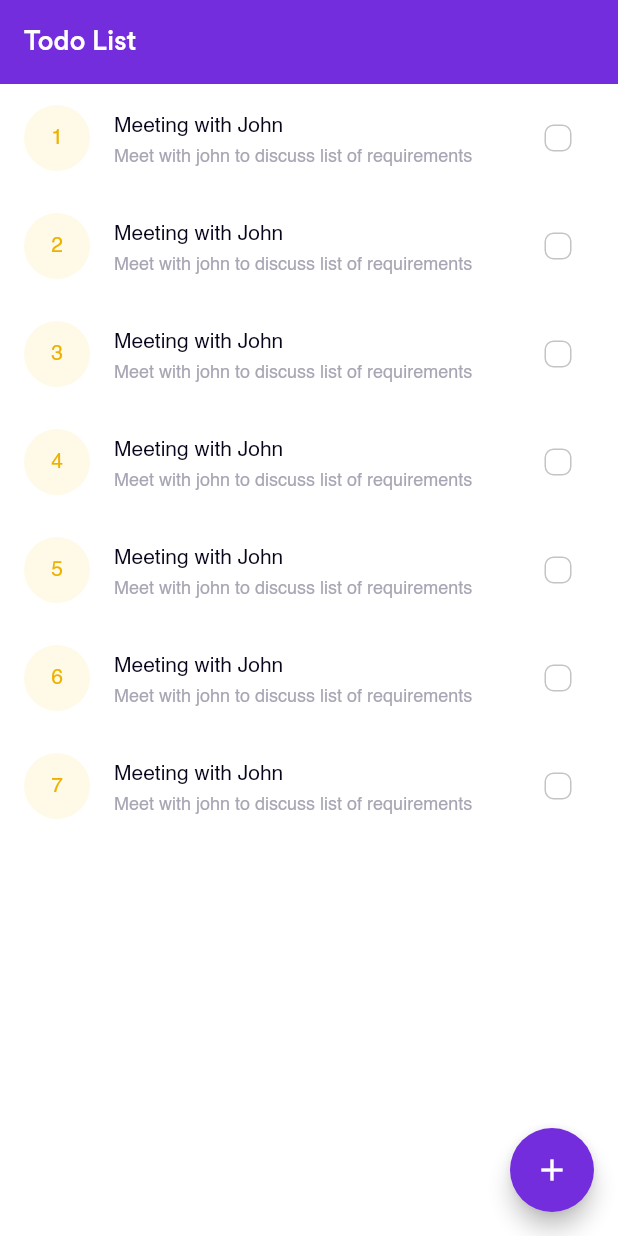
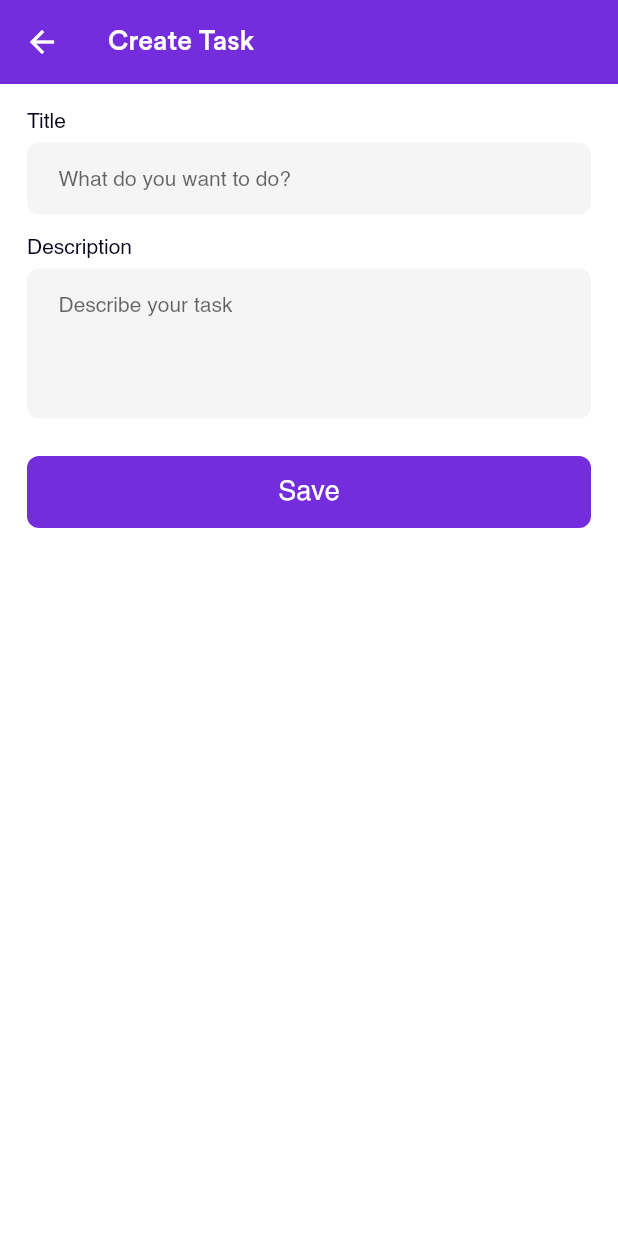
Before and after one commit to Aduraline/JoovlinCodingInterview, a Flutter app: the screen it shows after launch, after a tap on the "add" icon, on a phone screen of 412 x 824 dp. Run offline on Flutter 3.47's test engine with Material 2 defaults, Android fonts, the phone set to English and light mode, and no system bars; our stand-ins replace flutter_svg, graphql_flutter.

Commit message:
chore: added create_task_screen

```diff
--- a/lib/main.dart
+++ b/lib/main.dart
@@ -2,6 +2,7 @@ import 'package:flutter/material.dart';
 import 'package:flutter/services.dart';
 import 'package:graphql_flutter/graphql_flutter.dart';
 import 'package:todo/util/constant.dart';
+import 'package:todo/view/create_task_screen.dart';
 import 'package:todo/view/home_screen.dart';
 
 void main() async {
@@ -57,6 +58,7 @@ class _MyAppState extends State<MyApp> {
           initialRoute: HomeActivity.id,
           routes: {
             HomeActivity.id: (context) => const HomeActivity(),
+            CreateTaskActivity.id: (context) => const CreateTaskActivity(),
           },
         ));
   }
--- /dev/null
+++ b/lib/view/create_task_screen.dart
@@ -0,0 +1,142 @@
+import 'package:flutter/cupertino.dart';
+import 'package:flutter/material.dart';
+import 'package:flutter/painting.dart';
+import 'package:flutter_svg/flutter_svg.dart';
+import 'package:todo/util/constant.dart';
+import 'package:todo/view/widget/button.dart';
+
+class CreateTaskActivity extends StatefulWidget {
+  static const String id = 'CreateTaskActivity';
+  const CreateTaskActivity({Key? key}) : super(key: key);
+
+  @override
+  CreateTaskActivityState createState() => CreateTaskActivityState();
+}
+
+class CreateTaskActivityState extends State<CreateTaskActivity> {
+  TextEditingController titleController = TextEditingController();
+  TextEditingController descController = TextEditingController();
+
+  @override
+  void initState() {
+    super.initState();
+  }
+
+  @override
+  Widget build(BuildContext context) {
+    final double sWidth = MediaQuery.of(context).size.width - 36;
+
+    return Scaffold(
+      backgroundColor: Colors.white,
+      // extendBody: true,
+      body: CustomScrollView(
+        slivers: [
+          const SliverAppBar(
+            pinned: true,
+            automaticallyImplyLeading: true,
+            title: Text('Create Task',
+                style: TextStyle(
+                    fontSize: 18.0,
+                    fontWeight: FontWeight.w400,
+                    fontFamily: 'CircularStd')),
+            backgroundColor: colorPurple,
+          ),
+          SliverPadding(
+              padding:
+                  const EdgeInsets.symmetric(horizontal: 18.0, vertical: 18.0),
+              sliver: SliverList(
+                  delegate: SliverChildListDelegate([
+                const Text("Title",
+                    style: TextStyle(
+                        color: colorDeepGray,
+                        fontSize: 14.0,
+                        fontWeight: FontWeight.w400)),
+                const SizedBox(height: 7),
+                Container(
+                    height: 48.0,
+                    width: sWidth,
+                    decoration: BoxDecoration(
+                      color: colorLighterGray,
+                      border: Border.all(color: colorLighterGray),
+                      borderRadius: const BorderRadius.only(
+                          topRight: Radius.circular(8.0),
+                          bottomRight: Radius.circular(8.0),
+                          topLeft: Radius.circular(8.0),
+                          bottomLeft: Radius.circular(8.0)),
+                    ),
+                    child: Container(
+                        margin: const EdgeInsets.only(
+                            left: 20, right: 20, top: 0, bottom: 0),
+                        child: TextField(
+                          controller: titleController,
+                          obscureText: false,
+                          cursorColor: Colors.transparent,
+                          cursorWidth: 0,
+                          style: const TextStyle(
+                            color: colorDeepGray,
+                            fontSize: 14,
+                            fontWeight: FontWeight.w400,
+                          ),
+                          decoration: const InputDecoration(
+                              border: InputBorder.none,
+                              hintText: 'What do you want to do?'),
+                          keyboardType: TextInputType.text,
+                        ))),
+                const SizedBox(height: 15),
+                const Text("Description",
+                    style: TextStyle(
+                        color: colorDeepGray,
+                        fontSize: 14.0,
+                        fontWeight: FontWeight.w400)),
+                const SizedBox(height: 7),
+                Container(
+                    height: 100,
+                    width: sWidth,
+                    decoration: BoxDecoration(
+                      color: colorLighterGray,
+                      border: Border.all(color: colorLighterGray),
+                      borderRadius: const BorderRadius.only(
+                          topRight: Radius.circular(8.0),
+                          bottomRight: Radius.circular(8.0),
+                          topLeft: Radius.circular(8.0),
+                          bottomLeft: Radius.circular(8.0)),
+                    ),
+                    child: Container(
+                        margin: const EdgeInsets.only(
+                            left: 20, right: 20, top: 0, bottom: 0),
+                        child: TextField(
+                          controller: descController,
+                          obscureText: false,
+                          minLines: 1,
+                          maxLines: 5,
+                          cursorColor: Colors.transparent,
+                          cursorWidth: 0,
+                          style: const TextStyle(
+                            color: colorDeepGray,
+                            fontSize: 14,
+                            fontWeight: FontWeight.w400,
+                          ),
+                          decoration: const InputDecoration(
+                              border: InputBorder.none,
+                              hintText: 'Describe your task'),
+                          keyboardType: TextInputType.text,
+                        ))),
+                const SizedBox(height: 25),
+                Button(
+                  colour: colorPurple,
+                  onClick: () {},
+                  child: const Text(
+                    'Save',
+                    style: TextStyle(
+                      color: Colors.white,
+                      fontSize: 18,
+                      fontWeight: FontWeight.w400,
+                    ),
+                  ),
+                )
+              ])))
+        ],
+      )
+    );
+  }
+}
--- a/lib/view/home_screen.dart
+++ b/lib/view/home_screen.dart
@@ -4,6 +4,8 @@ import 'package:flutter/painting.dart';
 import 'package:todo/util/constant.dart';
 import 'package:todo/view/widget/empty_todo.dart';
 import 'package:todo/view/widget/item_todo.dart';
+
+import 'create_task_screen.dart';
 
 class HomeActivity extends StatefulWidget {
   static const String id = 'HomeActivity';
@@ -53,7 +55,9 @@ class HomeActivityState extends State<HomeActivity> {
       floatingActionButton: FloatingActionButton(
         backgroundColor: colorPurple,
         child: const Icon(Icons.add),
-        onPressed: () {},
+        onPressed: () {
+          Navigator.pushNamed(context, CreateTaskActivity.id);
+        },
       ),
     );
   }
--- /dev/null
+++ b/lib/view/widget/button.dart
@@ -0,0 +1,30 @@
+import 'package:flutter/material.dart';
+import 'package:flutter/cupertino.dart';
+
+class Button extends StatelessWidget {
+  final Widget child;
+  final Color colour;
+  final Function() onClick;
+  const Button({
+    Key? key,
+    required this.child,
+    required this.onClick,
+    this.colour = Colors.white,
+  }) : super(key: key);
+
+  @override
+  Widget build(BuildContext context) {
+    return GestureDetector(
+      onTap: onClick,
+      child: Container(
+        width: double.infinity,
+        height: 48,
+        decoration: BoxDecoration(
+          borderRadius: BorderRadius.circular(8.0),
+          color: colour,
+        ),
+        child: Center(child: child),
+      ),
+    );
+  }
+}
--- a/pubspec.yaml
+++ b/pubspec.yaml
@@ -13,6 +13,7 @@ dependencies:
     sdk: flutter
 
   graphql_flutter: ^5.0.1
+  flutter_svg: ^1.0.3
   provider: ^6.0.1
   cupertino_icons: ^1.0.2
 
```
Also changed, not shown: assets/images/back.svg (added), pubspec.lock.
